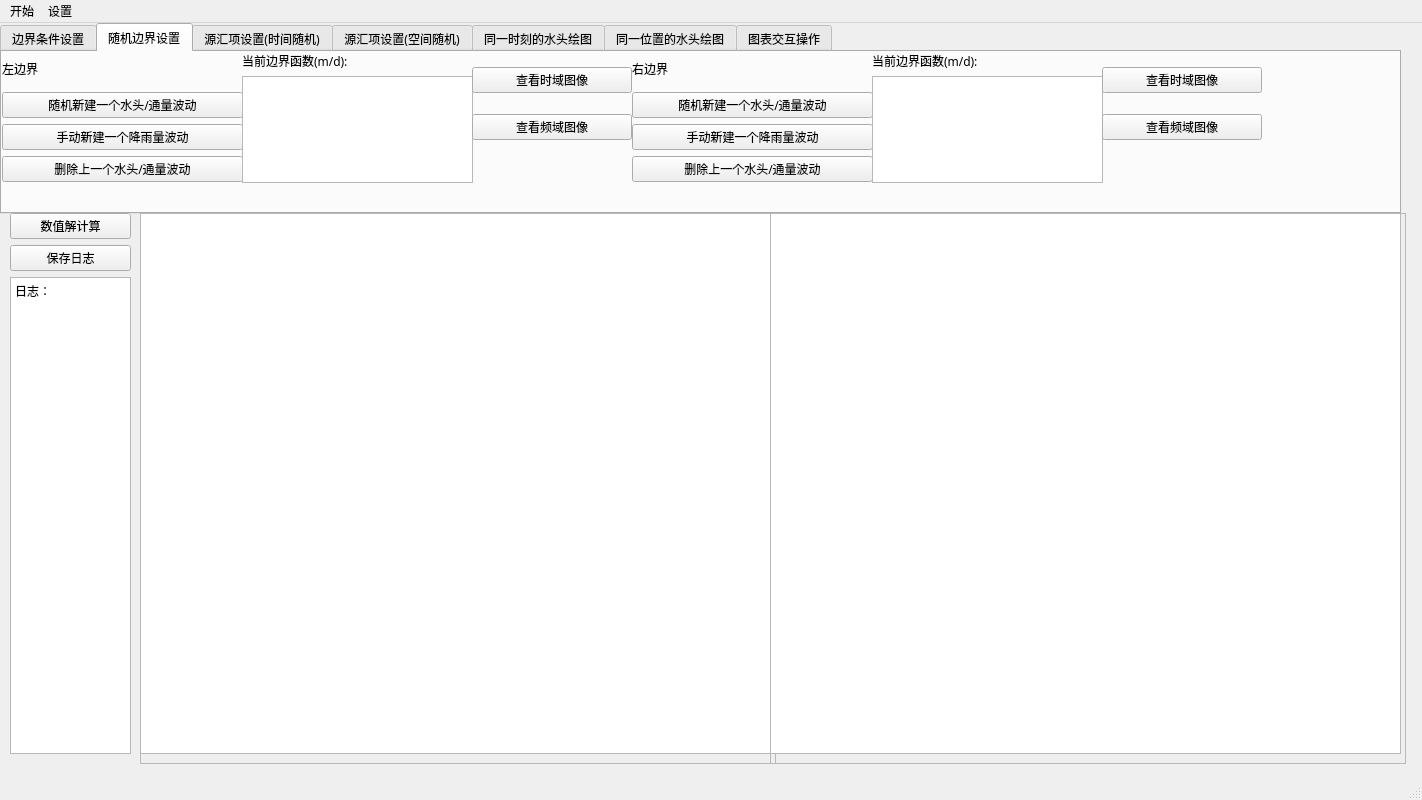
Above: random_flow_window.ui from Yulei-3005240023/Random_flow before the change. Below: the same form after it.
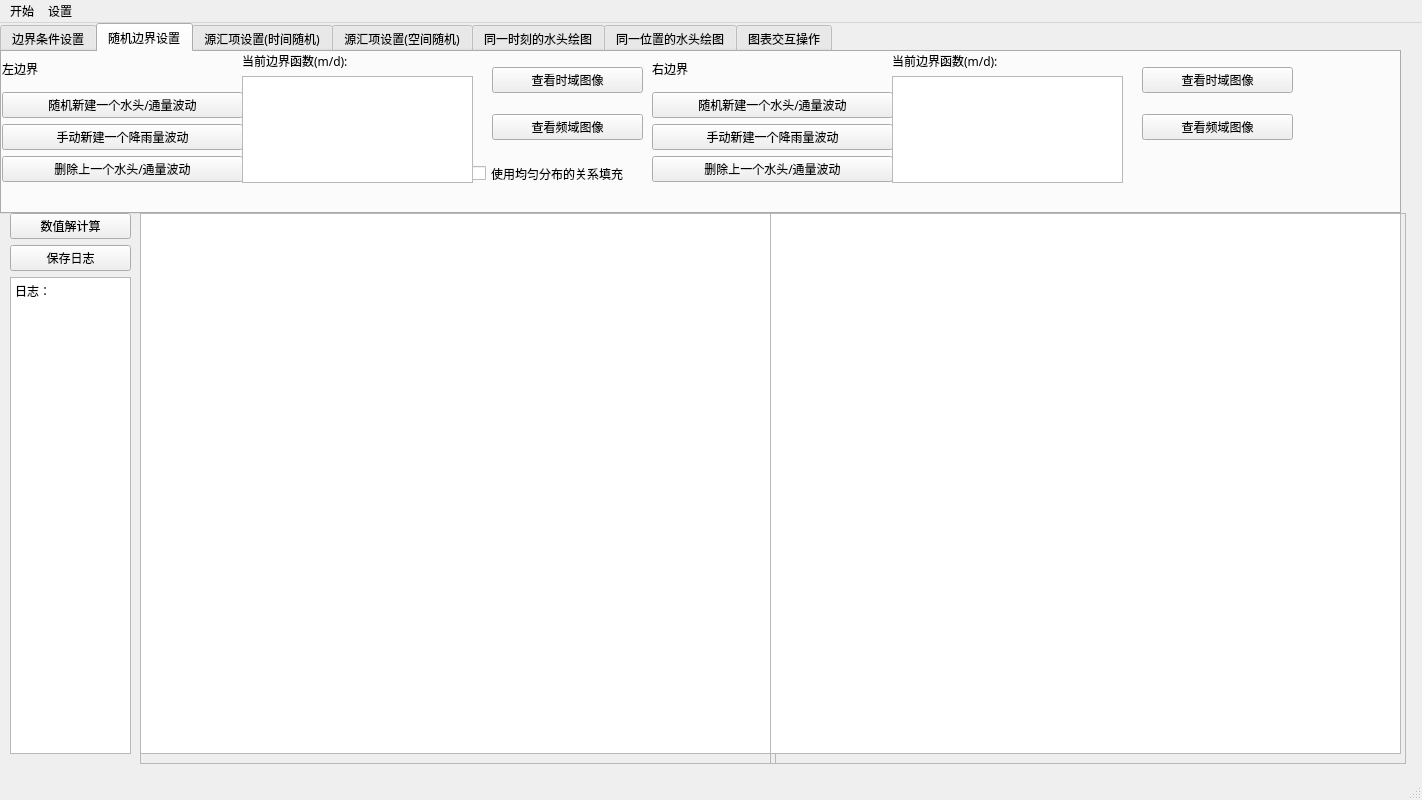
That is the form after the change. Custom widgets are drawn as their Qt base class.

```diff
--- a/random_flow_window.ui
+++ b/random_flow_window.ui
@@ -303,7 +303,7 @@
      <widget class="QWidget" name="verticalLayoutWidget_14">
       <property name="geometry">
        <rect>
-        <x>630</x>
+        <x>650</x>
         <y>0</y>
         <width>241</width>
         <height>130</height>
@@ -343,7 +343,7 @@
      <widget class="QWidget" name="verticalLayoutWidget_15">
       <property name="geometry">
        <rect>
-        <x>870</x>
+        <x>890</x>
         <y>0</y>
         <width>231</width>
         <height>131</height>
@@ -365,9 +365,9 @@
      <widget class="QWidget" name="verticalLayoutWidget_16">
       <property name="geometry">
        <rect>
-        <x>470</x>
+        <x>490</x>
         <y>0</y>
-        <width>160</width>
+        <width>151</width>
         <height>103</height>
        </rect>
       </property>
@@ -391,9 +391,9 @@
      <widget class="QWidget" name="verticalLayoutWidget_17">
       <property name="geometry">
        <rect>
-        <x>1100</x>
+        <x>1140</x>
         <y>0</y>
-        <width>160</width>
+        <width>151</width>
         <height>103</height>
        </rect>
       </property>
@@ -414,6 +414,19 @@
        </item>
       </layout>
      </widget>
+     <widget class="QCheckBox" name="use_white_noise_checkBox_h_l">
+      <property name="geometry">
+       <rect>
+        <x>470</x>
+        <y>110</y>
+        <width>191</width>
+        <height>23</height>
+       </rect>
+      </property>
+      <property name="text">
+       <string>使用均匀分布的关系填充</string>
+      </property>
+     </widget>
     </widget>
     <widget class="QWidget" name="tab_2">
      <attribute name="title">
```
Left out of the diff: 31 changed lines with no effect on the pictures.
